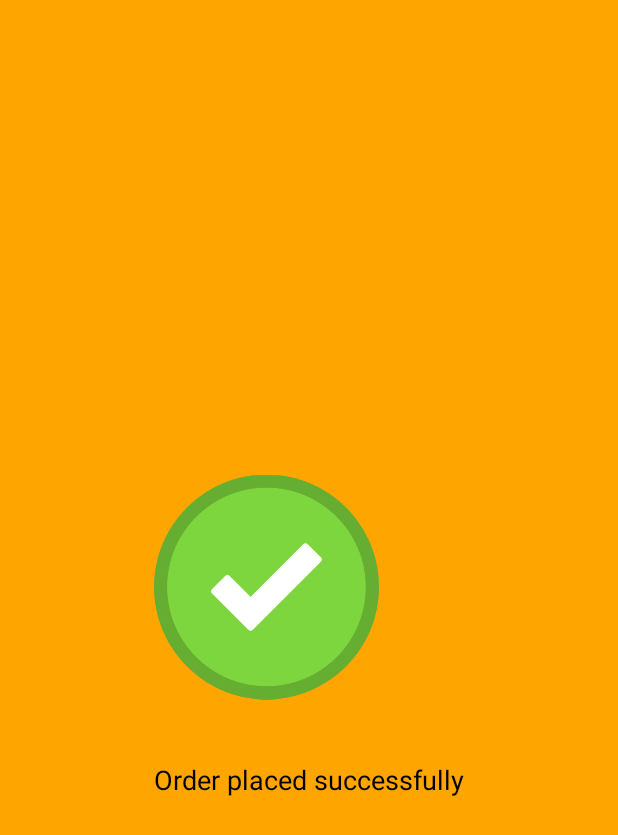
After one commit to Vora-Namra/QuickShop, an Android app: the SplashScreenActivity screen opened directly, with no data from a screen before it, on a phone screen of 412 x 824 dp. The commit adds this screen. Shown: the top 835 px of the screen. Run offline under Robolectric (Android 15) with nearby library versions, the phone set to English and light mode, and no system bars.

Commit message:
adding splash screen for order confirmation

```diff
--- a/app/src/main/AndroidManifest.xml
+++ b/app/src/main/AndroidManifest.xml
@@ -14,6 +14,9 @@
         android:supportsRtl="true"
         android:theme="@style/Theme.Ecommerceapp"
         tools:targetApi="31">
+        <activity
+            android:name=".SplashScreenActivity"
+            android:exported="false" />
         <activity
             android:name=".BrandAdapter"
             android:exported="false" />
--- a/app/src/main/java/com/example/ecommerceapp/HomeFragment.java
+++ b/app/src/main/java/com/example/ecommerceapp/HomeFragment.java
@@ -17,7 +17,6 @@ public class HomeFragment extends Fragment {
     private RecyclerView recyclerViewProducts;
     private RecyclerView recyclerViewBrands;
     private ProductAdapter productAdapter;
-
     private BrandAdapter brandAdapter;
     private List<Product> productList;
     private List<Integer> brandImages;
--- /dev/null
+++ b/app/src/main/java/com/example/ecommerceapp/SplashScreenActivity.java
@@ -0,0 +1,36 @@
+package com.example.ecommerceapp;
+
+import android.content.Intent;
+import android.os.Bundle;
+import android.os.Handler;
+import android.view.View;
+import android.widget.ImageView;
+import android.widget.TextView;
+
+import androidx.appcompat.app.AppCompatActivity;
+
+public class SplashScreenActivity extends AppCompatActivity {
+
+    @Override
+    protected void onCreate(Bundle savedInstanceState) {
+        super.onCreate(savedInstanceState);
+        setContentView(R.layout.activity_splash_screen);
+
+        ImageView imageView = findViewById(R.id.imageView);
+        TextView textView = findViewById(R.id.textView);
+
+        // Set the background color to orange
+        findViewById(R.id.splash_background).setBackgroundColor(getResources().getColor(R.color.orange));
+
+        // Display the success message
+        textView.setText("Order placed successfully");
+
+        // Redirect to OrderFragment after 3 seconds
+        new Handler().postDelayed(() -> {
+            Intent intent = new Intent(SplashScreenActivity.this, MainActivity.class);
+            intent.putExtra("fragment", "order");
+            startActivity(intent);
+            finish(); // Close the splash screen activity
+        }, 3000); // 3000 milliseconds delay
+    }
+}
--- /dev/null
+++ b/app/src/main/res/layout/activity_splash_screen.xml
@@ -0,0 +1,24 @@
+<?xml version="1.0" encoding="utf-8"?>
+<RelativeLayout xmlns:android="http://schemas.android.com/apk/res/android"
+    android:id="@+id/splash_background"
+    android:layout_width="match_parent"
+    android:layout_height="match_parent"
+    android:gravity="center">
+
+    <ImageView
+        android:id="@+id/imageView"
+        android:layout_width="150dp"
+        android:layout_height="200dp"
+        android:contentDescription="placed"
+        android:src="@drawable/checked" />
+
+    <TextView
+        android:id="@+id/textView"
+        android:layout_width="wrap_content"
+        android:layout_height="wrap_content"
+        android:layout_below="@id/imageView"
+        android:layout_marginTop="16dp"
+        android:textSize="18sp"
+
+        android:textColor="@android:color/black" />
+</RelativeLayout>
```
Also changed, not shown: app/src/main/java/com/example/ecommerceapp/CartFragment.java (+5 -4 lines), app/src/main/java/com/example/ecommerceapp/DatabaseHelper.java (+10 -3 lines), app/src/main/res/drawable/check.png (added), app/src/main/res/drawable/checked.png (added).
